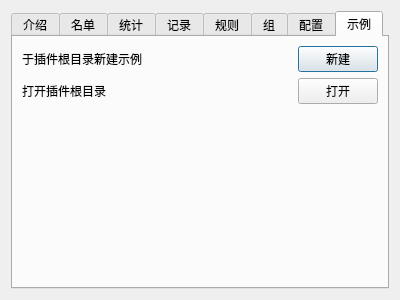
Above: quantifyhelpdialog.ui from howdy213/QuantifyPlugin before the change. Below: the same form after it.
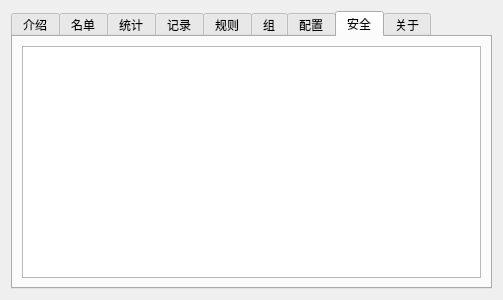
That is the form after the change. The open tabs and pages were chosen to show the change.

Commit message: feat: 添加安全标识

```diff
--- a/quantifyhelpdialog.ui
+++ b/quantifyhelpdialog.ui
@@ -6,7 +6,7 @@
    <rect>
     <x>0</x>
     <y>0</y>
-    <width>400</width>
+    <width>503</width>
     <height>300</height>
    </rect>
   </property>
@@ -125,55 +125,21 @@
      </widget>
      <widget class="QWidget" name="tabExample">
       <attribute name="title">
-       <string>示例</string>
+       <string>安全</string>
       </attribute>
       <layout class="QGridLayout" name="gridLayout_8">
-       <item row="2" column="0">
-        <spacer name="verticalSpacer">
-         <property name="orientation">
-          <enum>Qt::Orientation::Vertical</enum>
-         </property>
-         <property name="sizeHint" stdset="0">
-          <size>
-           <width>20</width>
-           <height>40</height>
-          </size>
-         </property>
-        </spacer>
-       </item>
-       <item row="0" column="1">
-        <widget class="QPushButton" name="btnExample">
-         <property name="sizePolicy">
-          <sizepolicy hsizetype="Maximum" vsizetype="Fixed">
-           <horstretch>0</horstretch>
-           <verstretch>0</verstretch>
-          </sizepolicy>
-         </property>
-         <property name="text">
-          <string>新建</string>
-         </property>
-        </widget>
-       </item>
        <item row="0" column="0">
-        <widget class="QLabel" name="label">
-         <property name="text">
-          <string>于插件根目录新建示例</string>
-         </property>
-        </widget>
+        <widget class="QTextBrowser" name="textBrowserSecurity"/>
        </item>
-       <item row="1" column="0">
-        <widget class="QLabel" name="labelOpenDir">
-         <property name="text">
-          <string>打开插件根目录</string>
-         </property>
-        </widget>
-       </item>
-       <item row="1" column="1">
-        <widget class="QPushButton" name="btnOpenDir">
-         <property name="text">
-          <string>打开</string>
-         </property>
-        </widget>
+      </layout>
+     </widget>
+     <widget class="QWidget" name="tabAbout">
+      <attribute name="title">
+       <string>关于</string>
+      </attribute>
+      <layout class="QGridLayout" name="gridLayout_13">
+       <item row="0" column="0">
+        <widget class="QTextBrowser" name="textBrowserAbout"/>
        </item>
       </layout>
      </widget>
```
Left out of the diff: 2 changed lines with no effect on the pictures. The commit also changes 20 other files.
